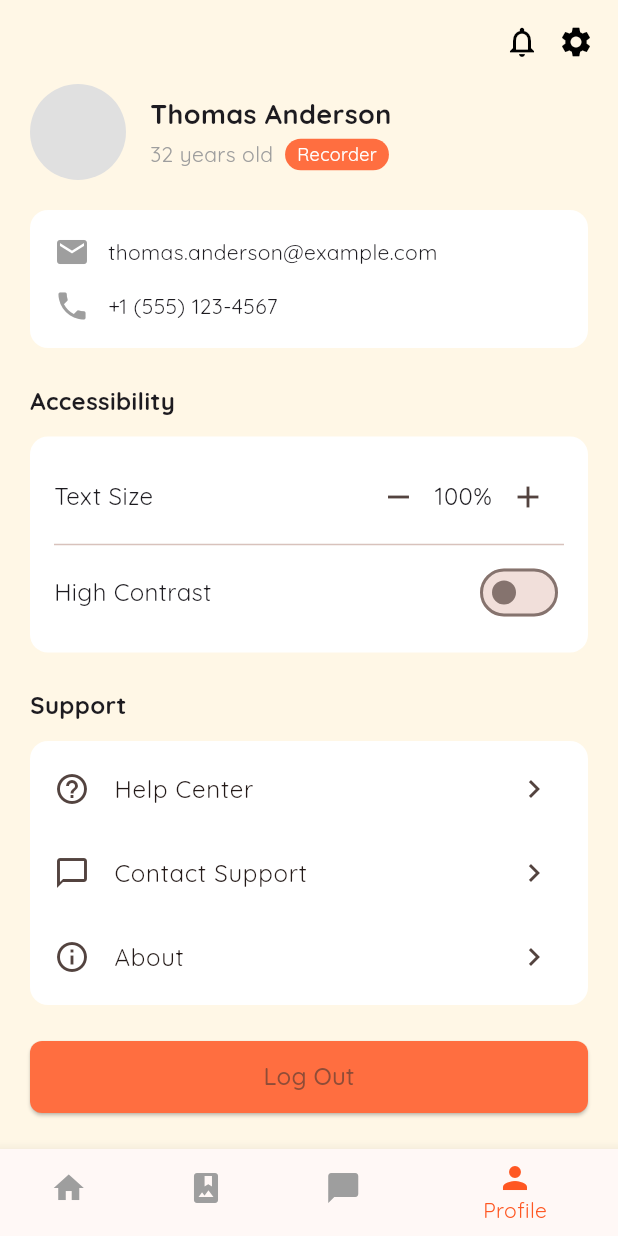
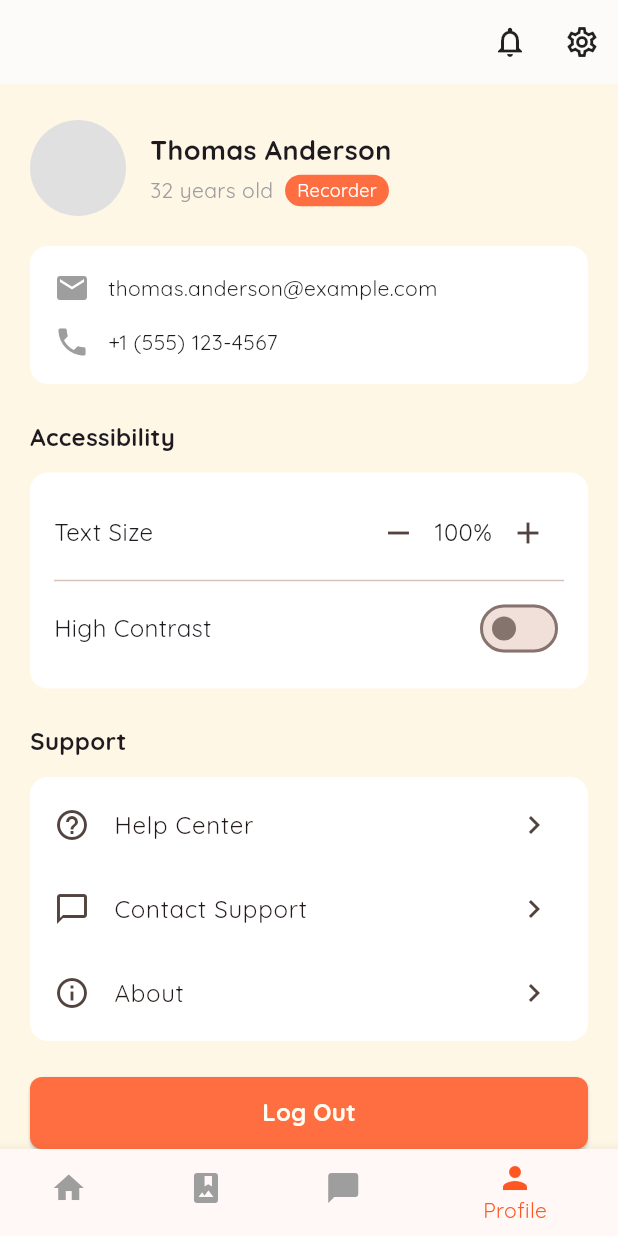
Before and after one commit to rla-suedeng/RECall, a Flutter app: the ProfilePage screen opened by its route, on a phone screen of 412 x 824 dp. Run offline on Flutter 3.47's test engine with Material 3 defaults, Android fonts, the phone set to English and light mode, and no system bars; our stand-ins replace dio, firebase_auth, firebase_core, flutter_dotenv, flutter_riverpod, flutter_secure_storage and 6 more; accounts and stored records are empty; network calls fail.

Commit message:
feat: UI major 구현 완

```diff
--- a/frontend/lib/app/feature/user/profile_page.dart
+++ b/frontend/lib/app/feature/user/profile_page.dart
@@ -1,7 +1,9 @@
 import 'package:flutter/material.dart';
+import 'package:template/app/theme/colors.dart';
 //import 'package:go_router/go_router.dart';
 //import 'package:template/app/routing/router_service.dart';
 import 'package:template/app/widgets/bottom_navigation_bar.dart';
+import 'package:template/app/widgets/app_bar.dart';
 
 class ProfilePage extends StatelessWidget {
   final String name = "Thomas Anderson";
@@ -16,22 +18,21 @@ class ProfilePage extends StatelessWidget {
   Widget build(BuildContext context) {
     return Scaffold(
       backgroundColor: const Color(0xFFFFF7E6),
-      appBar: AppBar(
-        title: const Text(''),
-        backgroundColor: Colors.transparent,
-        elevation: 0,
-        actions: const [
-          Icon(Icons.notifications_none, color: Colors.black),
-          SizedBox(width: 12),
-          Icon(Icons.settings, color: Colors.black),
-          SizedBox(width: 16),
-        ],
+      appBar: const RECallAppBar(
+        title: '',
+        titleTextStyle: TextStyle(
+          fontSize: 20,
+          fontWeight: FontWeight.bold,
+        ),
       ),
       body: SingleChildScrollView(
         padding: const EdgeInsets.symmetric(horizontal: 20),
         child: Column(
           crossAxisAlignment: CrossAxisAlignment.start,
           children: [
+            const SizedBox(
+              height: 24,
+            ),
             // Profile Info
             Row(
               children: [
@@ -175,7 +176,11 @@ class ProfilePage extends StatelessWidget {
                   shape: RoundedRectangleBorder(
                       borderRadius: BorderRadius.circular(8)),
                 ),
-                child: const Text("Log Out", style: TextStyle(fontSize: 16)),
+                child: const Text("Log Out",
+                    style: TextStyle(
+                        fontSize: 16,
+                        fontWeight: FontWeight.bold,
+                        color: AppColors.background)),
               ),
             ),
             const SizedBox(height: 24),
--- /dev/null
+++ b/frontend/lib/app/widgets/app_bar.dart
@@ -0,0 +1,56 @@
+import 'package:flutter/material.dart';
+import 'package:google_fonts/google_fonts.dart';
+import 'package:template/app/theme/colors.dart';
+
+class RECallAppBar extends StatelessWidget implements PreferredSizeWidget {
+  final String title;
+  final VoidCallback? onNotificationsPressed;
+  final VoidCallback? onSettingsPressed;
+  final TextStyle? titleTextStyle;
+  final Color? iconColor;
+  final bool showBackButton;
+  final List<Widget>? actions;
+
+  const RECallAppBar({
+    super.key,
+    required this.title,
+    this.onNotificationsPressed,
+    this.onSettingsPressed,
+    this.titleTextStyle,
+    this.iconColor,
+    this.showBackButton = false,
+    this.actions,
+  });
+
+  @override
+  Size get preferredSize => const Size.fromHeight(kToolbarHeight);
+
+  @override
+  Widget build(BuildContext context) {
+    return AppBar(
+      automaticallyImplyLeading: showBackButton,
+      title: Text(
+        title,
+        style: titleTextStyle ??
+            GoogleFonts.pacifico(
+              fontSize: 24,
+              fontWeight: FontWeight.bold,
+              color: AppColors.secondary,
+            ),
+      ),
+      backgroundColor: Colors.white,
+      foregroundColor: Colors.black87,
+      elevation: 0.5,
+      actions: [
+        IconButton(
+          icon: const Icon(Icons.notifications_none),
+          onPressed: onNotificationsPressed ?? () {},
+        ),
+        IconButton(
+          icon: const Icon(Icons.settings_outlined),
+          onPressed: onSettingsPressed ?? () {},
+        ),
+      ],
+    );
+  }
+}
--- a/frontend/lib/app/widgets/bottom_navigation_bar.dart
+++ b/frontend/lib/app/widgets/bottom_navigation_bar.dart
@@ -37,7 +37,7 @@ class CustomBottomNavBar extends StatelessWidget {
       unselectedItemColor: Colors.grey,
       items: const [
         BottomNavigationBarItem(icon: Icon(Icons.home), label: 'Home'),
-        BottomNavigationBarItem(icon: Icon(Icons.photo_album), label: 'Photos'),
+        BottomNavigationBarItem(icon: Icon(Icons.photo_album), label: 'Album'),
         BottomNavigationBarItem(
             icon: Icon(Icons.chat_bubble), label: 'Chat History'),
         BottomNavigationBarItem(icon: Icon(Icons.person), label: 'Profile'),
```
Also changed, not shown: frontend/lib/app/feature/album/album_page.dart (+7 -9 lines), frontend/lib/app/feature/history/chat_history_page.dart (+13 -18 lines), frontend/lib/app/feature/home/home_page.dart (+24 -12 lines), frontend/lib/app/feature/record/add_record_page.dart (+42 -6 lines).
